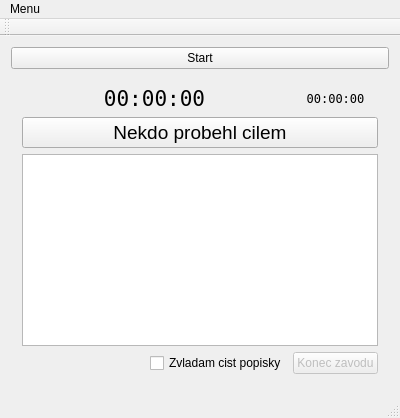
The window that master/MainWindow.ui (Element104/behKamenkou) describes before a commit, drawn with Qt 5.
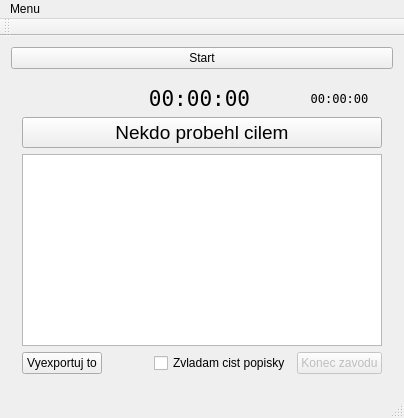
The same window after the commit.

```diff
--- a/master/MainWindow.ui
+++ b/master/MainWindow.ui
@@ -60,31 +60,6 @@
          </property>
         </widget>
        </item>
-       <item row="5" column="1" colspan="3">
-        <widget class="QTableView" name="tabulkohled">
-         <property name="enabled">
-          <bool>true</bool>
-         </property>
-        </widget>
-       </item>
-       <item row="1" column="1" colspan="3">
-        <widget class="QPushButton" name="tlacitko_stopni_to">
-         <property name="enabled">
-          <bool>true</bool>
-         </property>
-         <property name="font">
-          <font>
-           <pointsize>14</pointsize>
-          </font>
-         </property>
-         <property name="cursor">
-          <cursorShape>PointingHandCursor</cursorShape>
-         </property>
-         <property name="text">
-          <string>Nekdo probehl cilem</string>
-         </property>
-        </widget>
-       </item>
        <item row="6" column="1">
         <spacer name="horizontalSpacer">
          <property name="orientation">
@@ -132,6 +107,38 @@
          </property>
         </widget>
        </item>
+       <item row="6" column="0">
+        <widget class="QPushButton" name="tlacitko_vyexportuj_to">
+         <property name="text">
+          <string>Vyexportuj to</string>
+         </property>
+        </widget>
+       </item>
+       <item row="5" column="0" colspan="4">
+        <widget class="QTableView" name="tabulkohled">
+         <property name="enabled">
+          <bool>true</bool>
+         </property>
+        </widget>
+       </item>
+       <item row="1" column="0" colspan="4">
+        <widget class="QPushButton" name="tlacitko_stopni_to">
+         <property name="enabled">
+          <bool>true</bool>
+         </property>
+         <property name="font">
+          <font>
+           <pointsize>14</pointsize>
+          </font>
+         </property>
+         <property name="cursor">
+          <cursorShape>PointingHandCursor</cursorShape>
+         </property>
+         <property name="text">
+          <string>Nekdo probehl cilem</string>
+         </property>
+        </widget>
+       </item>
       </layout>
      </widget>
     </item>
```
